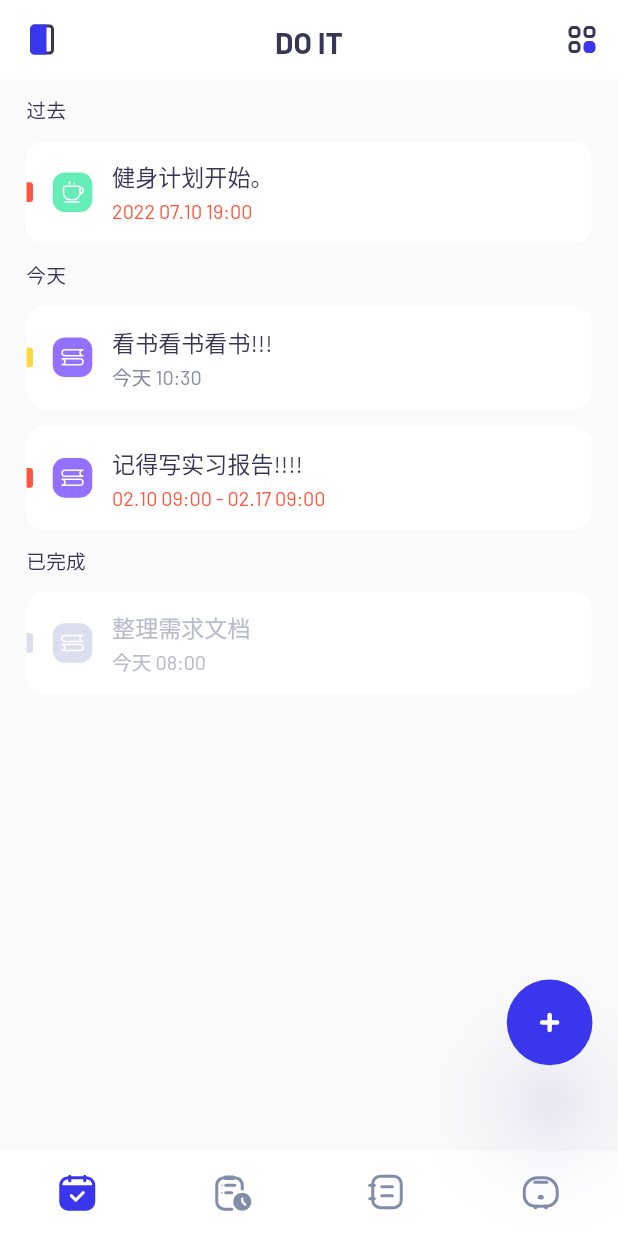
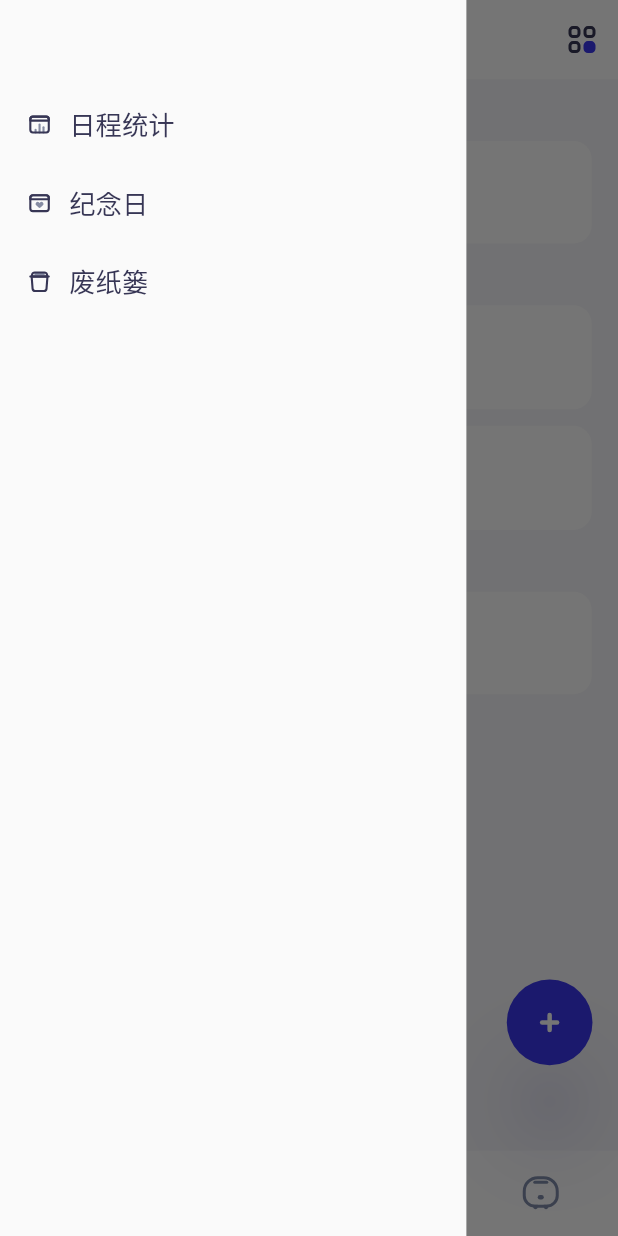
Before and after one commit to glitchboyl/DOIT, a Flutter app: the screen it shows after launch, after a tap on an icon or button, on a phone screen of 412 x 824 dp. Run offline on Flutter 3.47's test engine with Material 2 defaults, Android fonts, the phone set to English and light mode, and no system bars; drawn by our look-alikes of flutter_slidable; our stand-ins replace dotted_line, flutter_screenutil, flutter_svg.

Commit message:
feat(wip): schedule page drawer

```diff
--- a/lib/constants/keys.dart
+++ b/lib/constants/keys.dart
@@ -1,10 +1,10 @@
 import 'package:flutter/material.dart';
 
 abstract class Keys {
-  static const Schedule = ValueKey('SCHEDULE');
-  static const Overview = ValueKey('OVERVIEW');
-  static const Notes = ValueKey('NOTES');
-  static const Bookkeeping = ValueKey('BOOKKEEPING');
+  static const SchedulePage = ValueKey('SCHEDULE_PAGE');
+  static const OverviewPage = ValueKey('OVERVIEW_PAGE');
+  static const NotesPage = ValueKey('NOTES_PAGE');
+  static const BookkeepingPage = ValueKey('BOOKKEEPING_PAGE');
 
   static const PastUncompletedToDoList = ValueKey('PAST_UNCOMPLETED_TO_DO_LIST');
   static const TodayUncompletedToDoList = ValueKey('TODAY_UNCOMPLETED_TO_DO_LIST');
--- a/lib/constants/meas.dart
+++ b/lib/constants/meas.dart
@@ -43,6 +43,10 @@ abstract class MEAS {
   static double addToDoItemDialogTitleInputHeight = 44.h;
   static double addToDoItemDialogDescriptionInputHeight = 38.h;
 
+  static double drawerWidth = 283.w;
+  static double drawerItemIconWidth = 16.w;
+  static double drawerItemIconHeight = 16.w;
+
   static double dashLength = 4.h;
   static double dashGapLength = 3.h;
   static double lineThickness = 1.w;
--- a/lib/constants/styles.dart
+++ b/lib/constants/styles.dart
@@ -34,4 +34,7 @@ abstract class Styles {
   static double smallTextLineHeight = 16.sp;
   static double largeTextSize = 18.sp;
   static double largeTextLineHeight = 26.sp;
+
+  static double drawerItemTextSize = 16.sp;
+  static double drawerItemTextLineHeight = 22.sp;
 }
--- a/lib/main.dart
+++ b/lib/main.dart
@@ -2,6 +2,8 @@ import 'dart:io';
 import 'package:flutter/services.dart';
 import 'package:flutter/material.dart';
 import 'package:flutter_screenutil/flutter_screenutil.dart';
+import 'pages/schedule/drawer.dart';
+import 'widgets/app_bar.dart';
 import 'widgets/add_to_do_item_button.dart';
 import 'widgets/bottom_navigation_bar.dart';
 import 'widgets/svg_icon.dart';
@@ -29,6 +31,7 @@ class DOITApp extends StatefulWidget {
 class DOITAppState extends State<DOITApp> {
   int _currentIndex = 0;
   List<BottomNavigationBarItem> _navigationBarItems = [];
+  final List<AppBarBuilder> _appBarWidgets = [];
   final List<Widget> _pageWidgets = [];
 
   @override
@@ -51,6 +54,7 @@ class DOITAppState extends State<DOITApp> {
           label: '',
         ),
       );
+      _appBarWidgets.add(page.appBar());
       _pageWidgets.add(page.widget());
     }
   }
@@ -68,11 +72,14 @@ class DOITAppState extends State<DOITApp> {
           ),
           themeMode: ThemeMode.light,
           home: Scaffold(
+            appBar: _appBarWidgets[_currentIndex],
             body: IndexedStack(index: _currentIndex, children: _pageWidgets),
+            drawer: SchedulePageDrawer(),
             floatingActionButton: Visibility(
               visible: navigation[_currentIndex].name ==
-                      Keys.Schedule.toString() ||
-                  navigation[_currentIndex].name == Keys.Overview.toString(),
+                      Keys.SchedulePage.toString() ||
+                  navigation[_currentIndex].name ==
+                      Keys.OverviewPage.toString(),
               child: AddToDoItemButton(key: Keys.AddToDoItemButton),
             ),
             floatingActionButtonLocation: FABLocation(
--- a/lib/models/navigation.dart
+++ b/lib/models/navigation.dart
@@ -3,6 +3,7 @@ import 'package:doit/pages/schedule/index.dart';
 import 'package:doit/pages/overview/index.dart';
 import 'package:doit/pages/notes/index.dart';
 import 'package:doit/pages/bookkeeping/index.dart';
+import 'package:doit/widgets/app_bar.dart';
 import 'package:doit/constants/keys.dart';
 
 class Navigation {
@@ -10,38 +11,44 @@ class Navigation {
     required this.name,
     required this.icon,
     required this.activeIcon,
+    required this.appBar,
     required this.widget,
   });
 
   final String name;
   final String icon;
   final String activeIcon;
+  final AppBarBuilder Function() appBar;
   final Widget Function() widget;
 }
 
 List<Navigation> navigation = [
   Navigation(
-    name: Keys.Schedule.toString(),
+    name: Keys.SchedulePage.toString(),
     icon: 'assets/images/schedule.svg',
     activeIcon: 'assets/images/schedule_actived.svg',
-    widget: () => SchedulePage(key: Keys.Schedule),
+    appBar: () => SchedulePage.appBar(key: Keys.SchedulePage),
+    widget: () => SchedulePage(key: Keys.SchedulePage),
   ),
   Navigation(
-    name: Keys.Overview.toString(),
+    name: Keys.OverviewPage.toString(),
     icon: 'assets/images/overview.svg',
     activeIcon: 'assets/images/overview_actived.svg',
-    widget: () => OverviewPage(key: Keys.Overview),
+    appBar: () => OverviewPage.appBar(key: Keys.OverviewPage),
+    widget: () => OverviewPage(key: Keys.OverviewPage),
   ),
   Navigation(
-    name: Keys.Notes.toString(),
+    name: Keys.NotesPage.toString(),
     icon: 'assets/images/notes.svg',
     activeIcon: 'assets/images/notes_actived.svg',
-    widget: () => NotesPage(key: Keys.Notes),
+    appBar: () => NotesPage.appBar(key: Keys.NotesPage),
+    widget: () => NotesPage(key: Keys.NotesPage),
   ),
   Navigation(
-    name: Keys.Bookkeeping.toString(),
+    name: Keys.BookkeepingPage.toString(),
     icon: 'assets/images/bookkeeping.svg',
     activeIcon: 'assets/images/bookkeeping_actived.svg',
-    widget: () => BookkeepingPage(key: Keys.Bookkeeping),
+    appBar: () => BookkeepingPage.appBar(key: Keys.OverviewPage),
+    widget: () => BookkeepingPage(key: Keys.BookkeepingPage),
   ),
 ];
--- /dev/null
+++ b/lib/pages/bookkeeping/app_bar.dart
@@ -0,0 +1,19 @@
+import 'package:flutter/material.dart';
+import 'package:doit/widgets/app_bar.dart';
+import 'package:doit/constants/styles.dart';
+
+class BookkeepingPageAppBar extends AppBarBuilder {
+  const BookkeepingPageAppBar({Key? key}) : super(key: key);
+  @override
+  Widget build(BuildContext context) => AppBarBuilder(
+        title: Text(
+          '记账',
+          style: TextStyle(
+            color: Styles.PrimaryTextColor,
+            fontWeight: FontWeight.bold,
+            fontSize: Styles.largeTextSize,
+            height: Styles.largeTextLineHeight / Styles.largeTextSize,
+          ),
+        ),
+      );
+}
--- a/lib/pages/bookkeeping/index.dart
+++ b/lib/pages/bookkeeping/index.dart
@@ -1,18 +1,17 @@
 import 'package:flutter/material.dart';
-import 'package:doit/widgets/app_bar.dart';
+import 'app_bar.dart';
 
 class BookkeepingPage extends StatefulWidget {
   const BookkeepingPage({Key? key}) : super(key: key);
   @override
   BookkeepingPageState createState() => BookkeepingPageState();
+
+  static final appBar = ({Key? key}) => BookkeepingPageAppBar(key: key);
 }
 
 class BookkeepingPageState extends State<BookkeepingPage> {
   @override
-  Widget build(BuildContext context) => Scaffold(
-        appBar: AppBarBuilder(title: const Text('Fourth')),
-        body: Container(
-          child: Text('oh yessir'),
-        ),
+  Widget build(BuildContext context) => Container(
+        child: Text('oh yessir'),
       );
 }
--- /dev/null
+++ b/lib/pages/notes/app_bar.dart
@@ -0,0 +1,19 @@
+import 'package:flutter/material.dart';
+import 'package:doit/widgets/app_bar.dart';
+import 'package:doit/constants/styles.dart';
+
+class NotesPageAppBar extends AppBarBuilder {
+  const NotesPageAppBar({Key? key}) : super(key: key);
+  @override
+  Widget build(BuildContext context) => AppBarBuilder(
+        title: Text(
+          '随记',
+          style: TextStyle(
+            color: Styles.PrimaryTextColor,
+            fontWeight: FontWeight.bold,
+            fontSize: Styles.largeTextSize,
+            height: Styles.largeTextLineHeight / Styles.largeTextSize,
+          ),
+        ),
+      );
+}
--- a/lib/pages/notes/index.dart
+++ b/lib/pages/notes/index.dart
@@ -1,17 +1,16 @@
 import 'package:flutter/material.dart';
 import 'package:flutter_screenutil/flutter_screenutil.dart';
 import 'package:provider/provider.dart';
-import 'package:doit/widgets/app_bar.dart';
-import 'package:doit/widgets/svg_icon_button.dart';
+import 'app_bar.dart';
 import 'note_item.dart';
 import 'package:doit/models/note_item.dart';
-import 'package:doit/constants/styles.dart';
-import 'package:doit/constants/meas.dart';
 
 class NotesPage extends StatefulWidget {
   const NotesPage({Key? key}) : super(key: key);
   @override
   NotesPageState createState() => NotesPageState();
+
+  static final appBar = ({Key? key}) => NotesPageAppBar(key: key);
 }
 
 class NotesPageState extends State<NotesPage> {
@@ -32,19 +31,7 @@ class NotesPageState extends State<NotesPage> {
   ];
 
   @override
-  Widget build(BuildContext context) => Scaffold(
-        appBar: AppBarBuilder(
-          title: Text(
-            '日记',
-            style: TextStyle(
-              color: Styles.PrimaryTextColor,
-              fontWeight: FontWeight.bold,
-              fontSize: Styles.largeTextSize,
-              height: Styles.largeTextLineHeight / Styles.largeTextSize,
-            ),
-          ),
-        ),
-        body: Padding(
+  Widget build(BuildContext context) => Padding(
         padding: EdgeInsets.only(
           top: 14.h,
           left: 16.w,
@@ -64,7 +51,5 @@ class NotesPageState extends State<NotesPage> {
             ),
           ],
         ),
-        ),
-        resizeToAvoidBottomInset: false,
       );
 }
--- a/lib/pages/notes/note_item.dart
+++ b/lib/pages/notes/note_item.dart
@@ -16,7 +16,10 @@ class NoteItemWidget extends StatelessWidget {
         key: item.id,
         margin: EdgeInsets.only(bottom: 10.h),
         padding: EdgeInsets.all(12.w),
-        color: Styles.RegularBaseColor,
+        decoration: BoxDecoration(
+          color: Styles.RegularBaseColor,
+          borderRadius: BorderRadius.circular(12.r),
+        ),
         child: Column(
           crossAxisAlignment: CrossAxisAlignment.start,
           children: [
@@ -24,6 +27,7 @@ class NoteItemWidget extends StatelessWidget {
               item.title,
               style: TextStyle(
                 color: Styles.PrimaryTextColor,
+                fontWeight: FontWeight.bold,
                 fontSize: Styles.textSize,
                 height: Styles.textLineHeight / Styles.textSize,
               ),
--- /dev/null
+++ b/lib/pages/overview/app_bar.dart
@@ -0,0 +1,24 @@
+import 'package:flutter/material.dart';
+import 'package:doit/widgets/app_bar.dart';
+import 'package:doit/widgets/svg_icon_button.dart';
+import 'package:doit/constants/styles.dart';
+
+class OverviewPageAppBar extends AppBarBuilder {
+  const OverviewPageAppBar({Key? key}) : super(key: key);
+  @override
+  Widget build(BuildContext context) => AppBarBuilder(
+        leading: SVGIconButton(
+          icon: 'assets/images/view.svg',
+          onPressed: () => {},
+        ),
+        title: Text(
+          '10月',
+          style: TextStyle(
+            color: Styles.PrimaryTextColor,
+            fontWeight: FontWeight.bold,
+            fontSize: Styles.largeTextSize,
+            height: Styles.largeTextLineHeight / Styles.largeTextSize,
+          ),
+        ),
+      );
+}
--- a/lib/pages/overview/index.dart
+++ b/lib/pages/overview/index.dart
@@ -4,6 +4,7 @@ import 'package:provider/provider.dart';
 import 'package:doit/widgets/dashed_line.dart';
 import 'package:doit/widgets/app_bar.dart';
 import 'package:doit/widgets/svg_icon_button.dart';
+import 'app_bar.dart';
 import 'to_do_item.dart';
 import 'package:doit/models/to_do_item.dart';
 import 'package:doit/constants/styles.dart';
@@ -13,6 +14,8 @@ class OverviewPage extends StatefulWidget {
   const OverviewPage({Key? key}) : super(key: key);
   @override
   OverviewPageState createState() => OverviewPageState();
+
+  static final appBar = ({Key? key}) => OverviewPageAppBar(key: key);
 }
 
 class OverviewPageState extends State<OverviewPage> {
@@ -37,23 +40,7 @@ class OverviewPageState extends State<OverviewPage> {
   ];
 
   @override
-  Widget build(BuildContext context) => Scaffold(
-        appBar: AppBarBuilder(
-          leading: SVGIconButton(
-            icon: 'assets/images/view.svg',
-            onPressed: () => {},
-          ),
-          title: Text(
-            '10月',
-            style: TextStyle(
-              color: Styles.PrimaryTextColor,
-              fontWeight: FontWeight.bold,
-              fontSize: Styles.largeTextSize,
-              height: Styles.largeTextLineHeight / Styles.largeTextSize,
-            ),
-          ),
-        ),
-        body: Padding(
+  Widget build(BuildContext context) => Padding(
         padding: EdgeInsets.only(
           top: 12.h,
           left: 24.w,
@@ -82,7 +69,5 @@ class OverviewPageState extends State<OverviewPage> {
             ),
           ],
         ),
-        ),
-        resizeToAvoidBottomInset: false,
       );
 }
--- /dev/null
+++ b/lib/pages/schedule/app_bar.dart
@@ -0,0 +1,30 @@
+import 'package:flutter/material.dart';
+import 'package:doit/widgets/app_bar.dart';
+import 'package:doit/widgets/svg_icon_button.dart';
+import 'package:doit/constants/styles.dart';
+
+class SchedulePageAppBar extends AppBarBuilder {
+  const SchedulePageAppBar({Key? key}) : super(key: key);
+  @override
+  Widget build(BuildContext context) => AppBarBuilder(
+        leading: Builder(builder: (BuildContext context) {
+          return SVGIconButton(
+            icon: 'assets/images/menu.svg',
+            onPressed: () => {Scaffold.of(context).openDrawer()},
+          );
+        }),
+        title: Text(
+          'DO IT',
+          style: TextStyle(
+            color: Styles.PrimaryTextColor,
+            fontWeight: FontWeight.bold,
+            fontSize: Styles.largeTextSize,
+            height: Styles.largeTextLineHeight / Styles.largeTextSize,
+          ),
+        ),
+        trailing: SVGIconButton(
+          icon: 'assets/images/quadrant.svg',
+          onPressed: () => {},
+        ),
+      );
+}
--- /dev/null
+++ b/lib/pages/schedule/drawer.dart
@@ -0,0 +1,48 @@
+import 'package:flutter/material.dart';
+import 'package:flutter_screenutil/flutter_screenutil.dart';
+import 'package:doit/constants/meas.dart';
+import 'drawer_item.dart';
+
+class SchedulePageDrawer extends StatelessWidget {
+  @override
+  Widget build(BuildContext context) => Drawer(
+        width: MEAS.drawerWidth,
+        elevation: 0,
+        shadowColor: Colors.transparent,
+        child: Column(
+          children: [
+            SizedBox(
+              height: 56.h,
+            ),
+            SchedulePageDrawerItem(
+              icon: 'assets/images/statistics.svg',
+              title: '日程统计',
+              onTap: () => {},
+            ),
+            SchedulePageDrawerItem(
+              icon: 'assets/images/anniversary.svg',
+              title: '纪念日',
+              onTap: () => {},
+            ),
+            SchedulePageDrawerItem(
+              icon: 'assets/images/bin.svg',
+              title: '废纸篓',
+              onTap: () => {},
+            ),
+            // ExpansionTile(
+            //   backgroundColor: Colors.blue,
+            //   tilePadding: EdgeInsets.all(0),
+            //   childrenPadding: EdgeInsets.all(0),
+            //   title: Container(color: Colors.red, child: Text('展开闭合demo')),
+            //   // trailing: Text('qweqwe'),
+            //   // backgroundColor: Colors.white,
+            //   initiallyExpanded: true, // 是否默认展开
+            //   children: <Widget>[
+            //     ListTile(title: Text('北京优帆远扬'), subtitle: Text('重庆优帆天成')),
+            //     ListTile(title: Text('北京优帆远扬'), subtitle: Text('重庆优帆天成'))
+            //   ],
+            // )
+          ],
+        ),
+      );
+}
--- /dev/null
+++ b/lib/pages/schedule/drawer_item.dart
@@ -0,0 +1,46 @@
+import 'package:flutter/material.dart';
+import 'package:flutter_screenutil/flutter_screenutil.dart';
+import 'package:doit/widgets/svg_icon.dart';
+import 'package:doit/constants/styles.dart';
+import 'package:doit/constants/meas.dart';
+
+class SchedulePageDrawerItem extends StatelessWidget {
+  const SchedulePageDrawerItem({
+    Key? key,
+    this.icon,
+    required this.title,
+    required this.onTap,
+  }) : super(key: key);
+  final String? icon;
+  final String title;
+  final void Function() onTap;
+
+  @override
+  Widget build(BuildContext context) => GestureDetector(
+        onTap: onTap,
+        child: Container(
+          padding: EdgeInsets.symmetric(vertical: 14.h, horizontal: 16.w),
+          child: Row(
+            children: [
+              if (icon != null) ...[
+                SVGIcon(
+                  icon: icon!,
+                  width: MEAS.drawerItemIconWidth,
+                  height: MEAS.drawerItemIconHeight,
+                ),
+                SizedBox(width: 10.w),
+              ],
+              Text(
+                title,
+                style: TextStyle(
+                  color: Styles.PrimaryTextColor,
+                  fontSize: Styles.drawerItemTextSize,
+                  height: Styles.drawerItemTextLineHeight /
+                      Styles.drawerItemTextSize,
+                ),
+              )
+            ],
+          ),
+        ),
+      );
+}
--- a/lib/pages/schedule/index.dart
+++ b/lib/pages/schedule/index.dart
@@ -1,21 +1,21 @@
 import 'package:flutter/material.dart';
 import 'package:flutter_screenutil/flutter_screenutil.dart';
 import 'package:provider/provider.dart';
+import 'app_bar.dart';
 import 'simple_to_do_list_title.dart';
 import 'simple_to_do_item.dart';
 import 'package:doit/models/to_do_list.dart';
 import 'package:doit/models/to_do_item.dart';
-import 'package:doit/widgets/app_bar.dart';
-import 'package:doit/widgets/svg_icon_button.dart';
+import 'package:doit/widgets/dialog.dart';
 import 'package:doit/utils/time.dart';
-import 'package:doit/constants/styles.dart';
-import 'package:doit/constants/meas.dart';
 import 'package:doit/constants/keys.dart';
 
 class SchedulePage extends StatefulWidget {
   const SchedulePage({Key? key}) : super(key: key);
   @override
   SchedulePageState createState() => SchedulePageState();
+
+  static final appBar = ({Key? key}) => SchedulePageAppBar(key: key);
 }
 
 class SchedulePageState extends State<SchedulePage> {
@@ -119,37 +119,43 @@ class SchedulePageState extends State<SchedulePage> {
   }
 
   void onDismissed(List<ToDoItem> list, int index) => {
-        list.removeAt(index),
-        setState(() {}),
+        // showDialog<bool>(
+        //   context: context,
+        //   builder: (context) {
+        //     return AlertDialog(
+        //       title: Text("提示"),
+        //       content: Text("您确定要删除当前文件吗?"),
+        //       actions: <Widget>[
+        //         TextButton(
+        //           child: Text("取消"),
+        //           onPressed: () => Navigator.of(context).pop(), // 关闭对话框
+        //         ),
+        //         TextButton(
+        //           child: Text("删除"),
+        //           onPressed: () {
+        //             //关闭对话框并返回true
+        //             Navigator.of(context).pop(true);
+        //             list.removeAt(index);
+        //             setState(() {});
+        //           },
+        //         ),
+        //       ],
+        //     );
+        //   },
+        // )
+        showDialog<String>(
+          context: context,
+          builder: (context) => DialogBuilder(
+            key: UniqueKey(),
+          ),
+        )
       };
 
   @override
-  Widget build(BuildContext context) => Scaffold(
-        appBar: AppBarBuilder(
-          leading: SVGIconButton(
-            icon: 'assets/images/menu.svg',
-            onPressed: () => {},
-          ),
-          title: Text(
-            'DO IT',
-            style: TextStyle(
-              color: Styles.PrimaryTextColor,
-              fontWeight: FontWeight.bold,
-              fontSize: Styles.largeTextSize,
-              height: Styles.largeTextLineHeight / Styles.largeTextSize,
-            ),
-          ),
-          trailing: SVGIconButton(
-            icon: 'assets/images/quadrant.svg',
-            onPressed: () => {},
-          ),
+  Widget build(BuildContext context) => Padding(
+        padding: EdgeInsets.symmetric(
+          horizontal: 16.w,
         ),
-        body: Padding(
-          padding: EdgeInsets.symmetric(
-            horizontal: 16.w,
-          ),
-          child: CustomScrollView(slivers: getWidgets()),
-        ),
-        resizeToAvoidBottomInset: false,
+        child: CustomScrollView(slivers: getWidgets()),
       );
 }
--- /dev/null
+++ b/lib/widgets/dialog.dart
@@ -0,0 +1,27 @@
+import 'package:flutter/material.dart';
+
+class DialogBuilder extends StatelessWidget {
+  const DialogBuilder({Key? key, }) : super(key: key);
+  @override
+  Widget build(BuildContext context) => Dialog(
+        elevation: 0,
+        shadowColor: Colors.transparent,
+        child: Padding(
+          padding: const EdgeInsets.all(8.0),
+          child: Column(
+            mainAxisSize: MainAxisSize.min,
+            mainAxisAlignment: MainAxisAlignment.center,
+            children: <Widget>[
+              const Text('This is a typical dialog.'),
+              const SizedBox(height: 15),
+              TextButton(
+                onPressed: () {
+                  Navigator.pop(context);
+                },
+                child: const Text('Close'),
+              ),
+            ],
+          ),
+        ),
+      );
+}
```
Also changed, not shown: assets/images/anniversary.svg (added), assets/images/bin.svg (added), assets/images/statistics.svg (added). Lines whose indentation alone changed are shown as unchanged.
